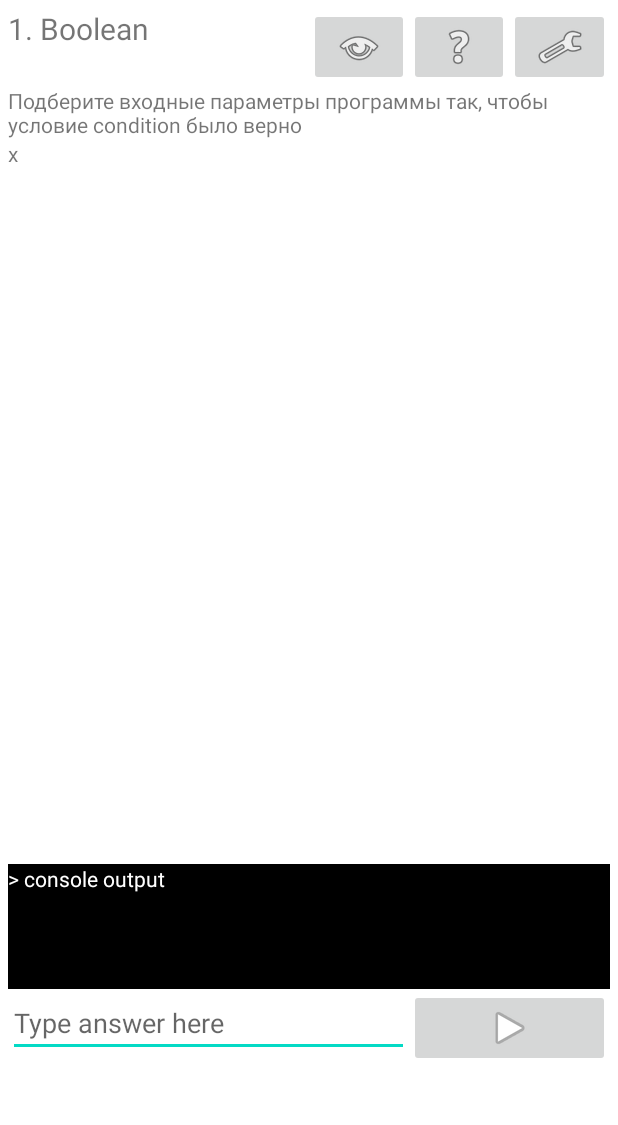
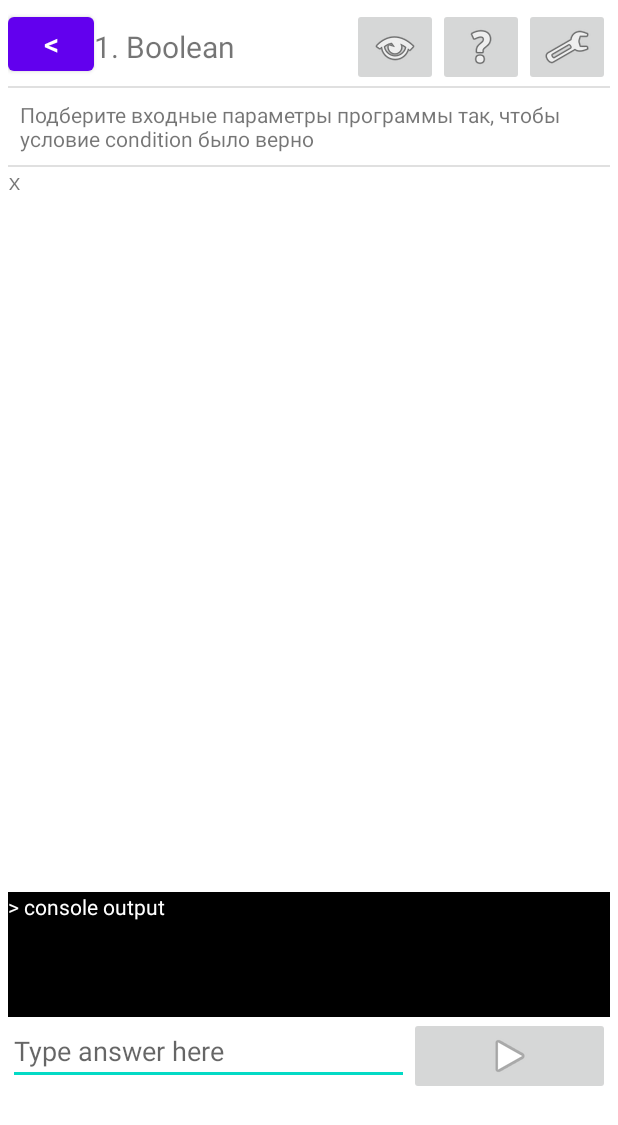
Before and after one commit to hipravin/javapuzzlesandroid, an Android app: the screen it shows after launch (MainActivity), on a phone screen of 412 x 824 dp. Shown: the top 1125 px of the screen. Run offline under Robolectric (Android 15) with nearby library versions, the phone set to English and light mode, and no system bars.

Commit message:
code highlighting initially done

```diff
--- a/app/src/main/java/hipravin/javapuzzles/PuzzleFragment.java
+++ b/app/src/main/java/hipravin/javapuzzles/PuzzleFragment.java
@@ -11,6 +11,7 @@ import androidx.fragment.app.Fragment;
 import android.view.LayoutInflater;
 import android.view.View;
 import android.view.ViewGroup;
+import hipravin.javapuzzles.markup.CodeMarkupUtil;
 
 import java.io.BufferedReader;
 import java.io.ByteArrayOutputStream;
@@ -55,13 +56,12 @@ public class PuzzleFragment extends Fragment {
                              Bundle savedInstanceState) {
 
 
-
         // Inflate the layout for this fragment
         return inflater.inflate(R.layout.fragment_puzzle, container, false);
     }
 
     @Override
-    public void onViewCreated( View view,  Bundle savedInstanceState) {
+    public void onViewCreated(View view, Bundle savedInstanceState) {
         super.onViewCreated(view, savedInstanceState);
 
         loadCode(view, savedInstanceState);
@@ -69,13 +69,14 @@ public class PuzzleFragment extends Fragment {
 
     }
 
-    private void loadCode( View view,  Bundle savedInstanceState) {
+    private void loadCode(View view, Bundle savedInstanceState) {
         try (InputStream is = getResources().openRawResource(R.raw.puzzlecode1);
              Scanner scanner = new Scanner(is, StandardCharsets.UTF_8.name())) {
             String text = scanner.useDelimiter("\\A").next();
 
+            String processed = CodeMarkupUtil.plainToHtml(text);
 
-            Spanned spanned = HtmlCompat.fromHtml(text, HtmlCompat.FROM_HTML_MODE_COMPACT);
+            Spanned spanned = HtmlCompat.fromHtml(processed, HtmlCompat.FROM_HTML_MODE_COMPACT);
 
             TextView textView = view.findViewById(R.id.puzzleCodeTextView);
             textView.setText(spanned);
--- /dev/null
+++ b/app/src/main/java/hipravin/javapuzzles/markup/CodeMarkupUtil.java
@@ -0,0 +1,95 @@
+package hipravin.javapuzzles.markup;
+
+import java.util.*;
+import java.util.regex.Matcher;
+import java.util.regex.Pattern;
+
+public abstract class CodeMarkupUtil {
+    private static final Map<String, String> replacers = new LinkedHashMap<>();
+    private static final Pattern wordPattern = Pattern.compile("\\w+");
+    private static final Set<String> keywordsNotTypes = new LinkedHashSet<>();
+    private static final Set<String> primitives = new LinkedHashSet<>();
+
+
+    private static final String KEYWORD_COLOR = "#008000";
+    private static final String PRIMITIVE_COLOR = "#303090";
+    private static final String DIGIT_COLOR = "#0000D0";
+    private static final String DOT_WORD_COLOR = "#0000C0";
+    private static final String UPPERCASE_WORD_COLOR = "#B00060";
+    private static final String STRING_LITERAL_COLOR = "#FFF0F0";
+
+    static {
+        replacers.put("\r\n", "<br/>");
+        replacers.put("\n", "<br/>");
+        replacers.put("\t", "&nbsp;");
+        replacers.put("  ", "&nbsp;&nbsp;");
+
+        //keywords
+        String keywordText = "abstract continue for new switch " +
+                "assert default goto package synchronized " +
+                "do if private this " +
+                "break implements protected throw " +
+                "else import public throws " +
+                "case enum instanceof return transient " +
+                "catch extends try " +
+                "final interface static void " +
+                "class finally strictfp volatile " +
+                "const native super while";
+
+        keywordsNotTypes.addAll(Arrays.asList(keywordText.split("\\s")));
+
+        String primitivesText = "int short double long boolean byte char";
+
+        primitives.addAll(Arrays.asList(primitivesText.split("\\s")));
+
+    }
+
+    private CodeMarkupUtil() {
+    }
+
+    public static String plainToHtml(String plain) {
+        String result = plain;
+
+        //double-quoted string
+        result = result.replaceAll("(\".*?\")", "<span style=\"background-color: "+ STRING_LITERAL_COLOR +"\">$1</span>");
+
+        //numbers
+        result = result.replaceAll("([\\W&&[^#]])(-?\\d+)", "$1<strong><span style=\"color: "+ DIGIT_COLOR +"\">$2</span></strong>");
+
+        //dot words
+        result = result.replaceAll("(\\.)(\\p{Alpha}\\w+)", "$1<span style=\"color: " + DOT_WORD_COLOR + "\">$2</span>");
+
+        //start uppercase words
+        result = result.replaceAll("([\\W&&[^#]])(\\p{Upper}\\w+)", "$1<strong><span style=\"color: "+ UPPERCASE_WORD_COLOR +"\">$2</span></strong>");
+
+        //whitespaces
+        for (Map.Entry<String, String> replacement : replacers.entrySet()) {
+            result = result.replaceAll(replacement.getKey(), replacement.getValue());
+        }
+        //keywords
+        Set<String> wordsFound = findWords(plain);
+        for (String word : wordsFound) {
+            if(keywordsNotTypes.contains(word)) {
+                result = markBoldAndColored(result, word, KEYWORD_COLOR);
+            } else if(primitives.contains(word)) {
+                result = markBoldAndColored(result, word, PRIMITIVE_COLOR);
+            }
+        }
+
+        return  result;
+    }
+
+    private static Set<String> findWords(String plain) {
+        Set<String> matched = new HashSet<>();
+        Matcher matcher = wordPattern.matcher(plain);
+        while (matcher.find()) {
+            matched.add(matcher.group());
+        }
+
+        return matched;
+    }
+
+    private static String markBoldAndColored(String text, String pattern, String color) {
+        return  text.replaceAll(pattern, "<strong><span style=\"color: "+ color +"\">" + pattern + "</span></strong>");
+    }
+}
--- a/app/src/main/java/hipravin/javapuzzles/puzzles/PuzzleTask.java
+++ b/app/src/main/java/hipravin/javapuzzles/puzzles/PuzzleTask.java
@@ -5,6 +5,7 @@ public interface PuzzleTask {
     int headerStringId();
     int codeRawId();
     int promptStringId();
+    int solutionRawId();
 
     PuzzleInvocationResult run(PuzzleInput puzzleInput);
 
--- a/app/src/main/res/layout/fragment_puzzle.xml
+++ b/app/src/main/res/layout/fragment_puzzle.xml
@@ -14,60 +14,60 @@
                 android:layout_width="match_parent"
                 android:layout_height="wrap_content" app:layout_constraintEnd_toEndOf="parent"
                 app:layout_constraintTop_toTopOf="@+id/linearLayout">
+            <Button
+                    android:text="&lt;"
+                    android:textSize="20sp"
+                    android:layout_width="0dp"
+                    android:layout_gravity="start"
+                    android:layout_height="wrap_content"
+                    android:layout_weight="1"/>
+
 
             <TextView android:layout_width="0dp"
-                      android:layout_height="wrap_content"
+                      android:layout_height="match_parent"
                       android:layout_weight="3"
-                      android:gravity="start"
+                      android:gravity="center_vertical|start"
                       android:textSize="20sp"
                       android:text="1. Boolean"
                       android:layout_gravity="start"/>
-
-
             <ImageButton
-
                     android:src="@android:drawable/ic_menu_view"
-
-
                     android:layout_width="0dp"
                     android:layout_gravity="end"
                     android:layout_height="wrap_content"
-                    android:layout_weight="1"
-
-            />
+                    android:layout_weight="1"/>
 
             <ImageButton
                     android:src="@android:drawable/ic_menu_help"
-
-
                     android:layout_width="0dp"
-
                     android:layout_gravity="end"
                     android:layout_height="wrap_content"
                     android:layout_weight="1"/>
+
             <ImageButton
                     android:src="@android:drawable/ic_menu_preferences"
-
                     android:layout_width="0dp"
                     android:layout_gravity="end"
                     android:layout_height="wrap_content"
-
                     android:layout_weight="1"/>
 
         </LinearLayout>
+        <View style="@style/Divider"/>
         <LinearLayout android:layout_width="match_parent" android:layout_height="wrap_content">
             <TextView android:layout_width="0dp" android:layout_height="wrap_content"
                       android:layout_weight="4"
+                      android:padding="8dp"
                       android:text="Подберите входные параметры программы так, чтобы условие condition было верно"
                       android:layout_gravity="start"/>
 
 
         </LinearLayout>
-
+        <View style="@style/Divider"/>
 
         <TextView
                 android:id="@+id/puzzleCodeTextView"
                 android:text="TextView"
+                android:fontFamily="monospace"
                 android:layout_width="match_parent"
                 android:layout_height="wrap_content"
 
--- a/app/src/main/res/values/strings.xml
+++ b/app/src/main/res/values/strings.xml
@@ -1,7 +1,5 @@
 <resources>
     <string name="app_name">Java Puzzles</string>
-    <!-- TODO: Remove or change this placeholder text -->
-    <string name="hello_blank_fragment">Hello blank fragment</string>
     <string name="runCodeButton">Run</string>
-    <!-- TODO: Remove or change this placeholder text -->
+
 </resources>
--- /dev/null
+++ b/app/src/main/res/values/styles.xml
@@ -0,0 +1,8 @@
+<?xml version="1.0" encoding="utf-8"?>
+<resources>
+    <style name="Divider">
+        <item name="android:layout_width">match_parent</item>
+        <item name="android:layout_height">1dp</item>
+        <item name="android:background">?android:attr/listDivider</item>
+    </style>
+</resources>
```
Also changed, not shown: app/src/main/java/hipravin/javapuzzles/puzzles/PuzzleTaskAbstract.java (added, +51 -0 lines), 2 other files.
